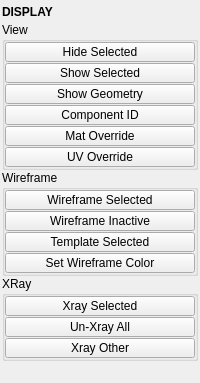
Qt form tentacle/ui/display.ui (m3trik/tentacle) before a commit.
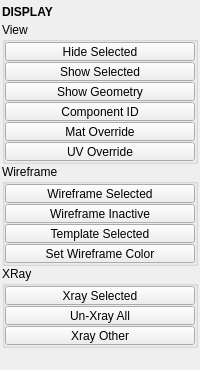
The same form after that commit. Custom widgets are drawn as their Qt base class.

Patch:
```diff
--- a/tentacle/ui/display.ui
+++ b/tentacle/ui/display.ui
@@ -95,13 +95,13 @@
            <property name="minimumSize">
             <size>
              <width>0</width>
-             <height>20</height>
+             <height>19</height>
             </size>
            </property>
            <property name="maximumSize">
             <size>
              <width>16777215</width>
-             <height>20</height>
+             <height>19</height>
             </size>
            </property>
            <property name="text">
@@ -114,13 +114,13 @@
            <property name="minimumSize">
             <size>
              <width>0</width>
-             <height>20</height>
+             <height>19</height>
             </size>
            </property>
            <property name="maximumSize">
             <size>
              <width>16777215</width>
-             <height>20</height>
+             <height>19</height>
             </size>
            </property>
            <property name="text">
@@ -133,13 +133,13 @@
            <property name="minimumSize">
             <size>
              <width>0</width>
-             <height>20</height>
+             <height>19</height>
             </size>
            </property>
            <property name="maximumSize">
             <size>
              <width>16777215</width>
-             <height>20</height>
+             <height>19</height>
             </size>
            </property>
            <property name="text">
@@ -152,13 +152,13 @@
            <property name="minimumSize">
             <size>
              <width>0</width>
-             <height>20</height>
+             <height>19</height>
             </size>
            </property>
            <property name="maximumSize">
             <size>
              <width>16777215</width>
-             <height>20</height>
+             <height>19</height>
             </size>
            </property>
            <property name="text">
@@ -171,13 +171,13 @@
            <property name="minimumSize">
             <size>
              <width>0</width>
-             <height>20</height>
+             <height>19</height>
             </size>
            </property>
            <property name="maximumSize">
             <size>
              <width>16777215</width>
-             <height>20</height>
+             <height>19</height>
             </size>
            </property>
            <property name="toolTip">
@@ -193,13 +193,13 @@
            <property name="minimumSize">
             <size>
              <width>0</width>
-             <height>20</height>
+             <height>19</height>
             </size>
            </property>
            <property name="maximumSize">
             <size>
              <width>16777215</width>
-             <height>20</height>
+             <height>19</height>
             </size>
            </property>
            <property name="toolTip">
@@ -239,13 +239,13 @@
            <property name="minimumSize">
             <size>
              <width>0</width>
-             <height>20</height>
+             <height>19</height>
             </size>
            </property>
            <property name="maximumSize">
             <size>
              <width>16777215</width>
-             <height>20</height>
+             <height>19</height>
             </size>
            </property>
            <property name="toolTip">
@@ -261,13 +261,13 @@
            <property name="minimumSize">
             <size>
              <width>0</width>
-             <height>20</height>
+             <height>19</height>
             </size>
            </property>
            <property name="maximumSize">
             <size>
              <width>16777215</width>
-             <height>20</height>
+             <height>19</height>
             </size>
            </property>
            <property name="toolTip">
@@ -283,13 +283,13 @@
            <property name="minimumSize">
             <size>
              <width>0</width>
-             <height>20</height>
+             <height>19</height>
             </size>
            </property>
            <property name="maximumSize">
             <size>
              <width>16777215</width>
-             <height>20</height>
+             <height>19</height>
             </size>
            </property>
            <property name="text">
@@ -302,13 +302,13 @@
            <property name="minimumSize">
             <size>
              <width>0</width>
-             <height>20</height>
+             <height>19</height>
             </size>
            </property>
            <property name="maximumSize">
             <size>
              <width>16777215</width>
-             <height>20</height>
+             <height>19</height>
             </size>
            </property>
            <property name="toolTip">
@@ -348,13 +348,13 @@
            <property name="minimumSize">
             <size>
              <width>0</width>
-             <height>20</height>
+             <height>19</height>
             </size>
            </property>
            <property name="maximumSize">
             <size>
              <width>16777215</width>
-             <height>20</height>
+             <height>19</height>
             </size>
            </property>
            <property name="text">
@@ -367,13 +367,13 @@
            <property name="minimumSize">
             <size>
              <width>0</width>
-             <height>20</height>
+             <height>19</height>
             </size>
            </property>
            <property name="maximumSize">
             <size>
              <width>16777215</width>
-             <height>20</height>
+             <height>19</height>
             </size>
            </property>
            <property name="text">
@@ -386,13 +386,13 @@
            <property name="minimumSize">
             <size>
              <width>0</width>
-             <height>20</height>
+             <height>19</height>
             </size>
            </property>
            <property name="maximumSize">
             <size>
              <width>16777215</width>
-             <height>20</height>
+             <height>19</height>
             </size>
            </property>
            <property name="text">
```
